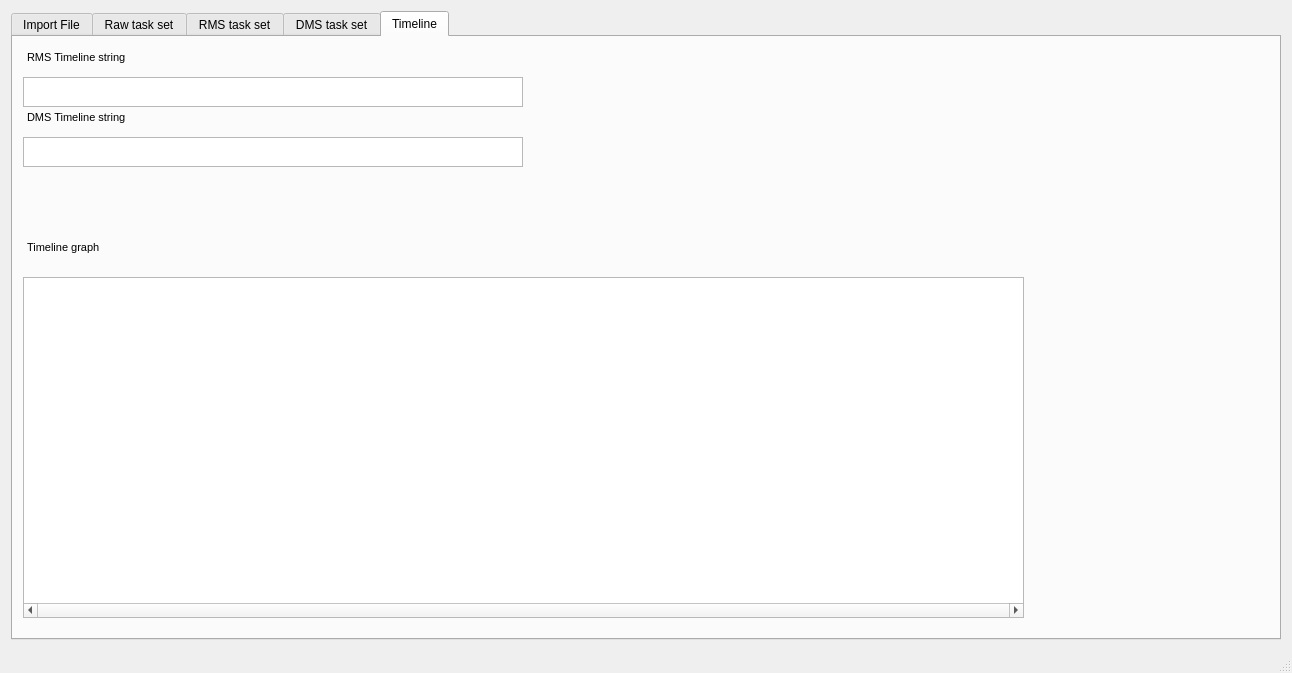
Above: RTS_Tool/mainwindow.ui from LukasGiesler/RTS_Tool before the change. Below: the same form after it.
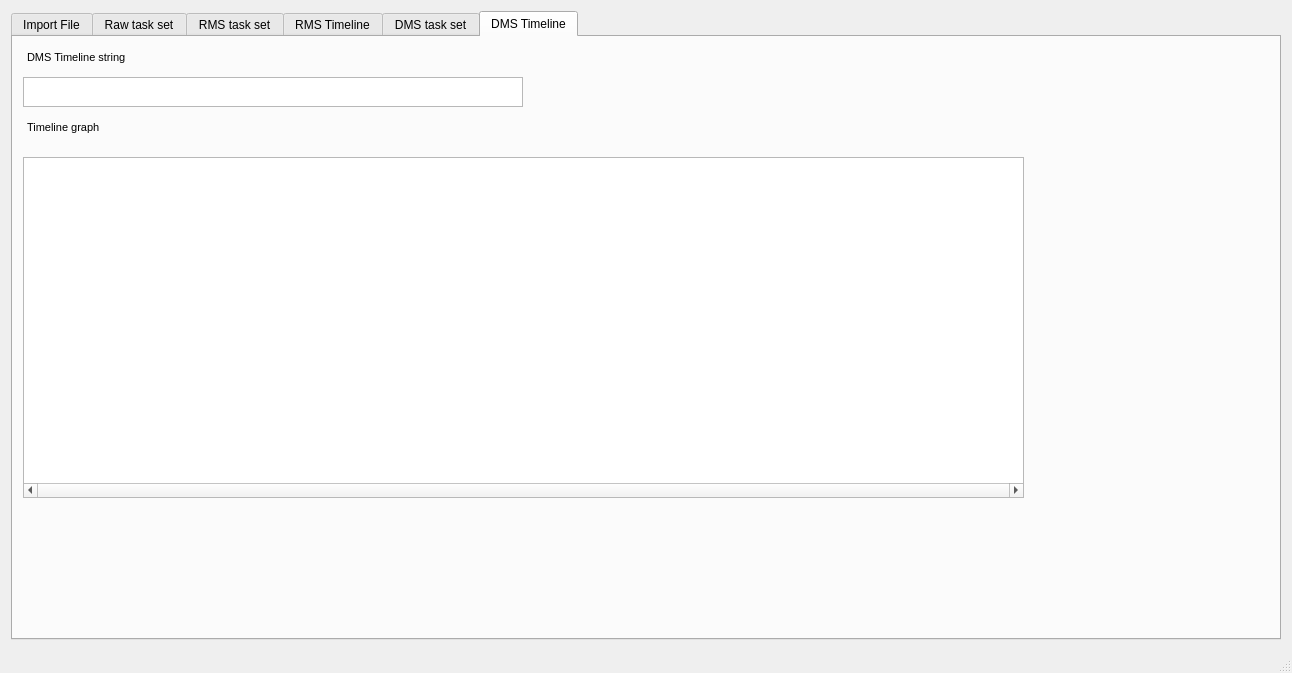
That is the form after the change. The open tabs and pages were chosen to show the change.

Diff of the .ui file:
```diff
--- a/RTS_Tool/mainwindow.ui
+++ b/RTS_Tool/mainwindow.ui
@@ -21,7 +21,7 @@
        <bool>false</bool>
       </property>
       <property name="currentIndex">
-       <number>4</number>
+       <number>3</number>
       </property>
       <widget class="QWidget" name="tab">
        <property name="accessibleName">
@@ -429,85 +429,9 @@
         </layout>
        </widget>
       </widget>
-      <widget class="QWidget" name="tab_3">
-       <attribute name="title">
-        <string>DMS task set</string>
-       </attribute>
-       <widget class="QTableWidget" name="dmsTaskSetTable">
-        <property name="enabled">
-         <bool>true</bool>
-        </property>
-        <property name="geometry">
-         <rect>
-          <x>10</x>
-          <y>10</y>
-          <width>611</width>
-          <height>311</height>
-         </rect>
-        </property>
-        <property name="maximumSize">
-         <size>
-          <width>800</width>
-          <height>16777215</height>
-         </size>
-        </property>
-        <attribute name="horizontalHeaderDefaultSectionSize">
-         <number>120</number>
-        </attribute>
-        <attribute name="horizontalHeaderHighlightSections">
-         <bool>true</bool>
-        </attribute>
-        <attribute name="horizontalHeaderMinimumSectionSize">
-         <number>39</number>
-        </attribute>
-        <attribute name="horizontalHeaderStretchLastSection">
-         <bool>false</bool>
-        </attribute>
-        <attribute name="verticalHeaderVisible">
-         <bool>false</bool>
-        </attribute>
-        <attribute name="verticalHeaderDefaultSectionSize">
-         <number>30</number>
-        </attribute>
-        <attribute name="verticalHeaderMinimumSectionSize">
-         <number>23</number>
-        </attribute>
-        <attribute name="verticalHeaderShowSortIndicator" stdset="0">
-         <bool>false</bool>
-        </attribute>
-        <attribute name="verticalHeaderStretchLastSection">
-         <bool>false</bool>
-        </attribute>
-        <column>
-         <property name="text">
-          <string>Process name</string>
-         </property>
-        </column>
-        <column>
-         <property name="text">
-          <string>Period T</string>
-         </property>
-        </column>
-        <column>
-         <property name="text">
-          <string>Computation Time T</string>
-         </property>
-        </column>
-        <column>
-         <property name="text">
-          <string>Deadline D</string>
-         </property>
-        </column>
-        <column>
-         <property name="text">
-          <string>RMS Priority</string>
-         </property>
-        </column>
-       </widget>
-      </widget>
       <widget class="QWidget" name="tab_6">
        <attribute name="title">
-        <string>Timeline</string>
+        <string>RMS Timeline</string>
        </attribute>
        <widget class="QTextEdit" name="rmsTimelineStringText">
         <property name="geometry">
@@ -570,11 +494,11 @@
 &lt;p style=&quot; margin-top:0px; margin-bottom:0px; margin-left:0px; margin-right:0px; -qt-block-indent:0; text-indent:0px;&quot;&gt;&lt;span style=&quot; font-size:8pt;&quot;&gt;RMS Timeline string&lt;/span&gt;&lt;/p&gt;&lt;/body&gt;&lt;/html&gt;</string>
         </property>
        </widget>
-       <widget class="QTextEdit" name="timelineGraphAsStringText">
+       <widget class="QTextEdit" name="rmsTimelineText">
         <property name="geometry">
          <rect>
           <x>10</x>
-          <y>240</y>
+          <y>120</y>
           <width>1001</width>
           <height>341</height>
          </rect>
@@ -612,7 +536,7 @@
         <property name="geometry">
          <rect>
           <x>10</x>
-          <y>200</y>
+          <y>80</y>
           <width>256</width>
           <height>30</height>
          </rect>
@@ -644,47 +568,92 @@
 &lt;p style=&quot; margin-top:0px; margin-bottom:0px; margin-left:0px; margin-right:0px; -qt-block-indent:0; text-indent:0px;&quot;&gt;&lt;span style=&quot; font-size:8pt;&quot;&gt;Timeline graph&lt;/span&gt;&lt;/p&gt;&lt;/body&gt;&lt;/html&gt;</string>
         </property>
        </widget>
-       <widget class="QTextEdit" name="TextEdit_3">
+      </widget>
+      <widget class="QWidget" name="tab_3">
+       <attribute name="title">
+        <string>DMS task set</string>
+       </attribute>
+       <widget class="QTableWidget" name="dmsTaskSetTable">
+        <property name="enabled">
+         <bool>true</bool>
+        </property>
         <property name="geometry">
          <rect>
           <x>10</x>
-          <y>70</y>
-          <width>256</width>
-          <height>30</height>
+          <y>10</y>
+          <width>611</width>
+          <height>311</height>
          </rect>
         </property>
-        <property name="minimumSize">
-         <size>
-          <width>0</width>
-          <height>30</height>
-         </size>
-        </property>
         <property name="maximumSize">
          <size>
-          <width>16777215</width>
-          <height>30</height>
+          <width>800</width>
+          <height>16777215</height>
          </size>
         </property>
-        <property name="styleSheet">
-         <string notr="true">background-color: rgba(255, 255, 255, 0);
-border: 0px solid black;</string>
-        </property>
-        <property name="readOnly">
+        <attribute name="horizontalHeaderDefaultSectionSize">
+         <number>120</number>
+        </attribute>
+        <attribute name="horizontalHeaderHighlightSections">
          <bool>true</bool>
-        </property>
-        <property name="html">
-         <string>&lt;!DOCTYPE HTML PUBLIC &quot;-//W3C//DTD HTML 4.0//EN&quot; &quot;http://www.w3.org/TR/REC-html40/strict.dtd&quot;&gt;
-&lt;html&gt;&lt;head&gt;&lt;meta name=&quot;qrichtext&quot; content=&quot;1&quot; /&gt;&lt;style type=&quot;text/css&quot;&gt;
-p, li { white-space: pre-wrap; }
-&lt;/style&gt;&lt;/head&gt;&lt;body style=&quot; font-family:'MS Shell Dlg 2'; font-size:8.25pt; font-weight:400; font-style:normal;&quot;&gt;
-&lt;p style=&quot; margin-top:0px; margin-bottom:0px; margin-left:0px; margin-right:0px; -qt-block-indent:0; text-indent:0px;&quot;&gt;&lt;span style=&quot; font-size:8pt;&quot;&gt;DMS Timeline string&lt;/span&gt;&lt;/p&gt;&lt;/body&gt;&lt;/html&gt;</string>
-        </property>
+        </attribute>
+        <attribute name="horizontalHeaderMinimumSectionSize">
+         <number>39</number>
+        </attribute>
+        <attribute name="horizontalHeaderStretchLastSection">
+         <bool>false</bool>
+        </attribute>
+        <attribute name="verticalHeaderVisible">
+         <bool>false</bool>
+        </attribute>
+        <attribute name="verticalHeaderDefaultSectionSize">
+         <number>30</number>
+        </attribute>
+        <attribute name="verticalHeaderMinimumSectionSize">
+         <number>23</number>
+        </attribute>
+        <attribute name="verticalHeaderShowSortIndicator" stdset="0">
+         <bool>false</bool>
+        </attribute>
+        <attribute name="verticalHeaderStretchLastSection">
+         <bool>false</bool>
+        </attribute>
+        <column>
+         <property name="text">
+          <string>Process name</string>
+         </property>
+        </column>
+        <column>
+         <property name="text">
+          <string>Period T</string>
+         </property>
+        </column>
+        <column>
+         <property name="text">
+          <string>Computation Time T</string>
+         </property>
+        </column>
+        <column>
+         <property name="text">
+          <string>Deadline D</string>
+         </property>
+        </column>
+        <column>
+         <property name="text">
+          <string>RMS Priority</string>
+         </property>
+        </column>
        </widget>
+      </widget>
+      <widget class="QWidget" name="tab_4">
+       <attribute name="title">
+        <string>DMS Timeline</string>
+       </attribute>
        <widget class="QTextEdit" name="dmsTimelineStringText">
         <property name="geometry">
          <rect>
           <x>10</x>
-          <y>100</y>
+          <y>40</y>
           <width>500</width>
           <height>30</height>
          </rect>
@@ -712,6 +681,116 @@
 &lt;p style=&quot;-qt-paragraph-type:empty; margin-top:0px; margin-bottom:0px; margin-left:0px; margin-right:0px; -qt-block-indent:0; text-indent:0px;&quot;&gt;&lt;br /&gt;&lt;/p&gt;&lt;/body&gt;&lt;/html&gt;</string>
         </property>
        </widget>
+       <widget class="QTextEdit" name="TextEdit_4">
+        <property name="geometry">
+         <rect>
+          <x>10</x>
+          <y>80</y>
+          <width>256</width>
+          <height>30</height>
+         </rect>
+        </property>
+        <property name="minimumSize">
+         <size>
+          <width>0</width>
+          <height>30</height>
+         </size>
+        </property>
+        <property name="maximumSize">
+         <size>
+          <width>16777215</width>
+          <height>30</height>
+         </size>
+        </property>
+        <property name="styleSheet">
+         <string notr="true">background-color: rgba(255, 255, 255, 0);
+border: 0px solid black;</string>
+        </property>
+        <property name="readOnly">
+         <bool>true</bool>
+        </property>
+        <property name="html">
+         <string>&lt;!DOCTYPE HTML PUBLIC &quot;-//W3C//DTD HTML 4.0//EN&quot; &quot;http://www.w3.org/TR/REC-html40/strict.dtd&quot;&gt;
+&lt;html&gt;&lt;head&gt;&lt;meta name=&quot;qrichtext&quot; content=&quot;1&quot; /&gt;&lt;style type=&quot;text/css&quot;&gt;
+p, li { white-space: pre-wrap; }
+&lt;/style&gt;&lt;/head&gt;&lt;body style=&quot; font-family:'MS Shell Dlg 2'; font-size:8.25pt; font-weight:400; font-style:normal;&quot;&gt;
+&lt;p style=&quot; margin-top:0px; margin-bottom:0px; margin-left:0px; margin-right:0px; -qt-block-indent:0; text-indent:0px;&quot;&gt;&lt;span style=&quot; font-size:8pt;&quot;&gt;Timeline graph&lt;/span&gt;&lt;/p&gt;&lt;/body&gt;&lt;/html&gt;</string>
+        </property>
+       </widget>
+       <widget class="QTextEdit" name="dmsTimelineText">
+        <property name="geometry">
+         <rect>
+          <x>10</x>
+          <y>120</y>
+          <width>1001</width>
+          <height>341</height>
+         </rect>
+        </property>
+        <property name="font">
+         <font>
+          <family>Courier</family>
+          <pointsize>-1</pointsize>
+          <weight>50</weight>
+          <italic>false</italic>
+          <bold>false</bold>
+         </font>
+        </property>
+        <property name="styleSheet">
+         <string notr="true">font: 11px &quot;Courier&quot;;</string>
+        </property>
+        <property name="horizontalScrollBarPolicy">
+         <enum>Qt::ScrollBarAlwaysOn</enum>
+        </property>
+        <property name="lineWrapMode">
+         <enum>QTextEdit::NoWrap</enum>
+        </property>
+        <property name="readOnly">
+         <bool>true</bool>
+        </property>
+        <property name="html">
+         <string>&lt;!DOCTYPE HTML PUBLIC &quot;-//W3C//DTD HTML 4.0//EN&quot; &quot;http://www.w3.org/TR/REC-html40/strict.dtd&quot;&gt;
+&lt;html&gt;&lt;head&gt;&lt;meta name=&quot;qrichtext&quot; content=&quot;1&quot; /&gt;&lt;style type=&quot;text/css&quot;&gt;
+p, li { white-space: pre-wrap; }
+&lt;/style&gt;&lt;/head&gt;&lt;body style=&quot; font-family:'Courier'; font-size:11px; font-weight:400; font-style:normal;&quot;&gt;
+&lt;p style=&quot;-qt-paragraph-type:empty; margin-top:0px; margin-bottom:0px; margin-left:0px; margin-right:0px; -qt-block-indent:0; text-indent:0px; font-size:15pt;&quot;&gt;&lt;br /&gt;&lt;/p&gt;&lt;/body&gt;&lt;/html&gt;</string>
+        </property>
+       </widget>
+       <widget class="QTextEdit" name="TextEdit_5">
+        <property name="geometry">
+         <rect>
+          <x>10</x>
+          <y>10</y>
+          <width>256</width>
+          <height>30</height>
+         </rect>
+        </property>
+        <property name="minimumSize">
+         <size>
+          <width>0</width>
+          <height>30</height>
+         </size>
+        </property>
+        <property name="maximumSize">
+         <size>
+          <width>16777215</width>
+          <height>30</height>
+         </size>
+        </property>
+        <property name="styleSheet">
+         <string notr="true">background-color: rgba(255, 255, 255, 0);
+border: 0px solid black;</string>
+        </property>
+        <property name="readOnly">
+         <bool>true</bool>
+        </property>
+        <property name="html">
+         <string>&lt;!DOCTYPE HTML PUBLIC &quot;-//W3C//DTD HTML 4.0//EN&quot; &quot;http://www.w3.org/TR/REC-html40/strict.dtd&quot;&gt;
+&lt;html&gt;&lt;head&gt;&lt;meta name=&quot;qrichtext&quot; content=&quot;1&quot; /&gt;&lt;style type=&quot;text/css&quot;&gt;
+p, li { white-space: pre-wrap; }
+&lt;/style&gt;&lt;/head&gt;&lt;body style=&quot; font-family:'MS Shell Dlg 2'; font-size:8.25pt; font-weight:400; font-style:normal;&quot;&gt;
+&lt;p style=&quot; margin-top:0px; margin-bottom:0px; margin-left:0px; margin-right:0px; -qt-block-indent:0; text-indent:0px;&quot;&gt;&lt;span style=&quot; font-size:8pt;&quot;&gt;DMS Timeline string&lt;/span&gt;&lt;/p&gt;&lt;/body&gt;&lt;/html&gt;</string>
+        </property>
+       </widget>
       </widget>
      </widget>
     </item>
```
